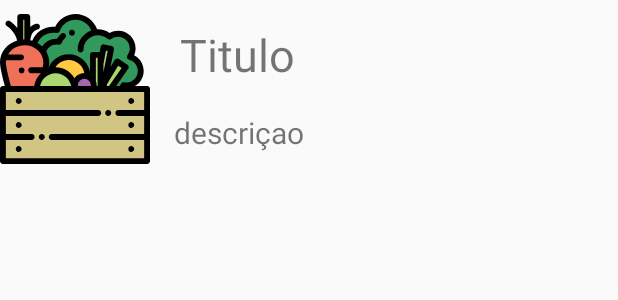
After one commit to Gabs19/ecoshop, an Android app: the layout custom_list_view.xml on its own in the app's theme, with its tools: preview values and no code run, on a phone screen of 412 x 824 dp. The commit adds this screen. Shown: the top 300 px of the screen. Run offline under Robolectric (Android 15) with nearby library versions, the phone set to English and light mode, and no system bars.

Commit message:
custom listview, add image in list

```diff
--- /dev/null
+++ b/app/src/main/res/layout/custom_list_view.xml
@@ -0,0 +1,51 @@
+<?xml version="1.0" encoding="utf-8"?>
+<RelativeLayout xmlns:android="http://schemas.android.com/apk/res/android"
+    xmlns:app="http://schemas.android.com/apk/res-auto"
+    xmlns:tools="http://schemas.android.com/tools"
+    android:layout_width="match_parent"
+    android:layout_height="match_parent">
+
+    <TextView
+        android:id="@+id/name_product"
+        android:layout_width="50dp"
+        android:layout_height="wrap_content"
+        android:layout_alignParentTop="true"
+        android:layout_alignParentEnd="true"
+        android:layout_alignParentRight="true"
+        android:layout_marginStart="20dp"
+        android:layout_marginLeft="20dp"
+        android:layout_marginTop="16dp"
+        android:layout_marginEnd="60dp"
+        android:layout_marginRight="60dp"
+        android:layout_toEndOf="@+id/imageView4"
+        android:layout_toRightOf="@+id/imageView4"
+        android:text="Titulo"
+        android:textSize="30dp" />
+
+    <TextView
+        android:id="@+id/desc_product"
+        android:layout_width="match_parent"
+        android:layout_height="wrap_content"
+        android:layout_below="@+id/name_product"
+        android:layout_alignParentEnd="true"
+        android:layout_alignParentRight="true"
+        android:layout_marginStart="16dp"
+        android:layout_marginLeft="16dp"
+        android:layout_marginTop="18dp"
+        android:layout_marginEnd="50dp"
+        android:layout_marginRight="50dp"
+        android:layout_toEndOf="@+id/imageView4"
+        android:layout_toRightOf="@+id/imageView4"
+        android:text="descriçao"
+        android:textSize="20dp" />
+
+    <ImageView
+        android:id="@+id/imageView4"
+        android:layout_width="100dp"
+        android:layout_height="100dp"
+        android:layout_alignParentTop="true"
+        android:layout_marginTop="9dp"
+        app:srcCompat="@drawable/ic_vegetables"
+        tools:ignore="VectorDrawableCompat" />
+
+</RelativeLayout>
--- a/app/src/main/res/layout/fragments_shop.xml
+++ b/app/src/main/res/layout/fragments_shop.xml
@@ -12,10 +12,12 @@
         android:layout_alignParentTop="true"
         android:layout_alignParentEnd="true"
         android:layout_alignParentRight="true"
+        android:layout_alignParentBottom="true"
         android:layout_marginStart="10dp"
         android:layout_marginLeft="10dp"
         android:layout_marginTop="50dp"
         android:layout_marginEnd="10dp"
-        android:layout_marginRight="10dp" />
+        android:layout_marginRight="10dp"
+        android:layout_marginBottom="100dp" />
 
 </RelativeLayout>
```
Also changed, not shown: app/src/main/java/com/example/ecoshop/AdapterProduct.java (added, +36 -0 lines), app/src/main/java/com/example/ecoshop/fragments/Shop.java (+21 -34 lines).
